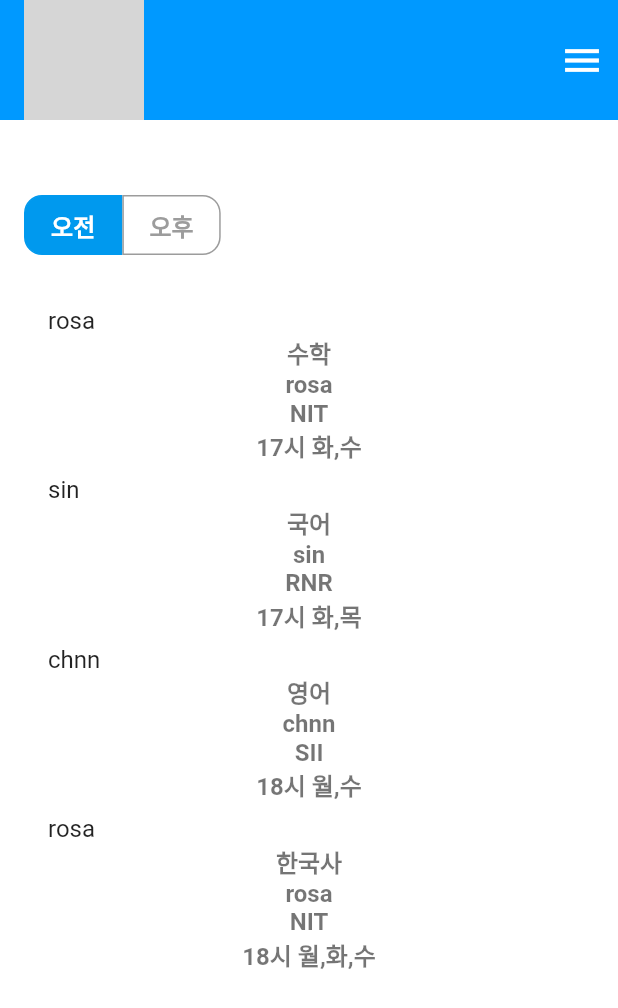
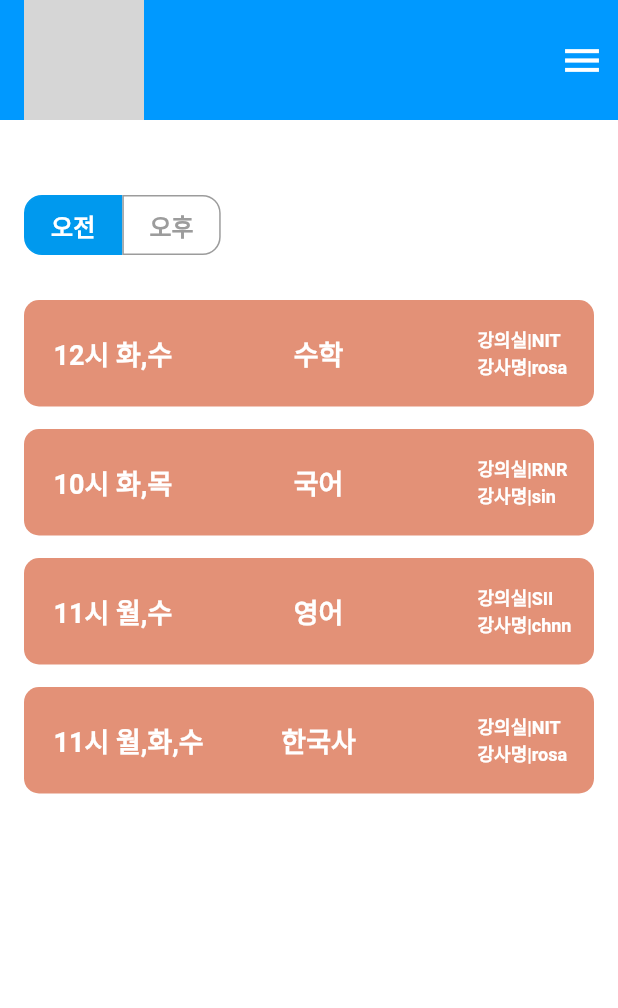
Before and after one commit to hisungmi/EDU_APP, a Flutter app: the Class screen opened by its route, after a tap on "오전", on a phone screen of 412 x 824 dp. Shown: the top 1008 px of the screen. Run offline on Flutter 3.47's test engine with Material 2 defaults, Android fonts, the phone set to English and light mode, and no system bars; drawn by our look-alikes of auto_size_text; our stand-ins replace font_awesome_flutter, page_transition, qr_flutter; grey boxes are pictures that could not be loaded.

Commit message:
배열 -> 리스트 -> 화면

```diff
--- a/lib/user/attendance_status.dart
+++ b/lib/user/attendance_status.dart
@@ -1,3 +1,4 @@
+import 'package:edu_application_pre/user/class.dart';
 import 'package:flutter/material.dart';
 import 'package:font_awesome_flutter/font_awesome_flutter.dart';
 
@@ -7,6 +8,7 @@ class AttendanceStatus extends StatelessWidget {
   const AttendanceStatus({
     Key? key,
     required this.lecture,
+    required MyData sunlecture,
   }) : super(key: key);
 
   //컬리브레이스를 가지고 있음 ->Key? , required가 붙어서 반드시 구현해야하는 알규먼트
--- a/lib/user/class.dart
+++ b/lib/user/class.dart
@@ -1,7 +1,6 @@
 import 'package:auto_size_text/auto_size_text.dart';
 import 'package:edu_application_pre/user/attendance_status.dart';
 import 'package:flutter/material.dart';
-import 'newList.dart';
 import 'lecture.dart';
 
 class Class extends StatefulWidget {
@@ -16,6 +15,7 @@ class MyData {
   final String place;
   final String time;
   MyData(this.lectureName, this.person, this.place, this.time);
+  //mydata변수에 각 샘플데이터 정의
   //List<Map<String,String>>형식으로 받아와서 List<MyData>로 변환->fromMap() 생성자를 구현하여 Map 데이터를 MyData 객체로 변환
   MyData.fromMap(Map<String, dynamic> map)
       : lectureName = map['lectureName'],
@@ -57,14 +57,14 @@ class _ClassState extends State<Class> {
   ];
 
   final List<Map<String, String>> mydatalist = [
-    {'lectureName': '수학', 'person': 'rosa', 'place': 'NIT', 'time': '17시 화,수'},
-    {'lectureName': '국어', 'person': 'sin', 'place': 'RNR', 'time': '17시 화,목'},
-    {'lectureName': '영어', 'person': 'chnn', 'place': 'SII', 'time': '18시 월,수'},
+    {'lectureName': '수학', 'person': 'rosa', 'place': 'NIT', 'time': '12시 화,수'},
+    {'lectureName': '국어', 'person': 'sin', 'place': 'RNR', 'time': '10시 화,목'},
+    {'lectureName': '영어', 'person': 'chnn', 'place': 'SII', 'time': '11시 월,수'},
     {
       'lectureName': '한국사',
       'person': 'rosa',
       'place': 'NIT',
-      'time': '18시 월,화,수'
+      'time': '11시 월,화,수'
     },
   ];
 
@@ -76,6 +76,7 @@ class _ClassState extends State<Class> {
   //강의 데이터 변수
   @override
   Widget build(BuildContext context) {
+    //list를 MyData클래스의 list로 변환, fromMap으로 Map을 MyData객체로 변환, toList로 map()에서 반환된 Iterable을 리스트로 변환
     List<MyData> mylist =
         mydatalist.map((data) => MyData.fromMap(data)).toList();
     return Scaffold(
@@ -212,8 +213,8 @@ class _ClassState extends State<Class> {
                               Navigator.of(context).push(MaterialPageRoute(
                                   builder: (context) => AttendanceStatus(
                                         lecture: lectureData[index],
+                                        sunlecture: mylist[index],
                                       )));
-                              print(lectureData[index].name);
                             },
                             child: Container(
                               width: 358,
@@ -314,17 +315,112 @@ class _ClassState extends State<Class> {
                         },
                       )
                     : ListView.builder(
+                        physics: const NeverScrollableScrollPhysics(),
                         shrinkWrap: true,
                         itemCount: mylist.length,
                         itemBuilder: (context, index) {
                           MyData data = mylist[index];
-                          return ListTile(
-                            title: Text(data.person),
-                            subtitle: Column(
-                              children: [
-                                for (final entry in mydatalist[index].entries)
-                                  Text(entry.value),
-                              ],
+                          return InkWell(
+                            onTap: () {
+                              Navigator.of(context).push(MaterialPageRoute(
+                                  builder: (context) => AttendanceStatus(
+                                        sunlecture: mylist[index],
+                                        lecture: lectureData[index],
+                                      )));
+                            },
+                            child: Container(
+                              width: 358,
+                              height: 71,
+                              margin: EdgeInsets.fromLTRB(0.0, 0.0, 0.0, 15.0),
+                              padding: EdgeInsets.fromLTRB(15.0, 0.0, 0.0, 0.0),
+                              decoration: BoxDecoration(
+                                  color: Color(0xffE39177),
+                                  borderRadius: BorderRadius.circular(10)),
+                              child: Row(
+                                mainAxisAlignment:
+                                    MainAxisAlignment.spaceAround,
+                                children: [
+                                  Container(
+                                    alignment: Alignment.centerLeft,
+                                    width: 110,
+                                    child: Text(
+                                      data.time,
+                                      style: TextStyle(
+                                          fontSize: 18, color: Colors.white),
+                                    ),
+                                  ),
+                                  Container(
+                                    width: 115,
+                                    alignment: Alignment.center,
+                                    child: AutoSizeText(
+                                      data.lectureName,
+                                      overflow: TextOverflow.ellipsis,
+                                      maxLines: 2,
+                                      minFontSize: 14,
+                                      style: TextStyle(
+                                          fontSize: 18, color: Colors.white),
+                                    ),
+                                  ),
+                                  SizedBox(
+                                    width: 30,
+                                  ),
+                                  Container(
+                                    width: 73,
+                                    child: Column(
+                                      crossAxisAlignment:
+                                          CrossAxisAlignment.start,
+                                      mainAxisAlignment:
+                                          MainAxisAlignment.center,
+                                      children: [
+                                        Text.rich(
+                                          TextSpan(
+                                            children: <TextSpan>[
+                                              TextSpan(
+                                                text: '강의실|',
+                                                style: TextStyle(
+                                                  color: Colors.white,
+                                                  fontSize: 12,
+                                                ),
+                                              ),
+                                              TextSpan(
+                                                text: data.place,
+                                                style: TextStyle(
+                                                  overflow:
+                                                      TextOverflow.ellipsis,
+                                                  color: Colors.white,
+                                                  fontSize: 12,
+                                                ),
+                                              ),
+                                            ],
+                                          ),
+                                        ),
+                                        Text.rich(
+                                          TextSpan(
+                                            children: <TextSpan>[
+                                              TextSpan(
+                                                text: '강사명|',
+                                                style: TextStyle(
+                                                  color: Colors.white,
+                                                  fontSize: 12,
+                                                ),
+                                              ),
+                                              TextSpan(
+                                                text: data.person,
+                                                style: TextStyle(
+                                                  overflow:
+                                                      TextOverflow.ellipsis,
+                                                  color: Colors.white,
+                                                  fontSize: 12,
+                                                ),
+                                              ),
+                                            ],
+                                          ),
+                                        ),
+                                      ],
+                                    ),
+                                  ),
+                                ],
+                              ),
                             ),
                           );
                         },
--- a/lib/user/lecture.dart
+++ b/lib/user/lecture.dart
@@ -7,3 +7,4 @@ class LectureInformation {
   LectureInformation(
       this.lectureTime, this.lectureNam, this.location, this.name);
 }
+//MyData data = mylist[index]; , mylist.length
```
Also changed, not shown: 1 other file.
